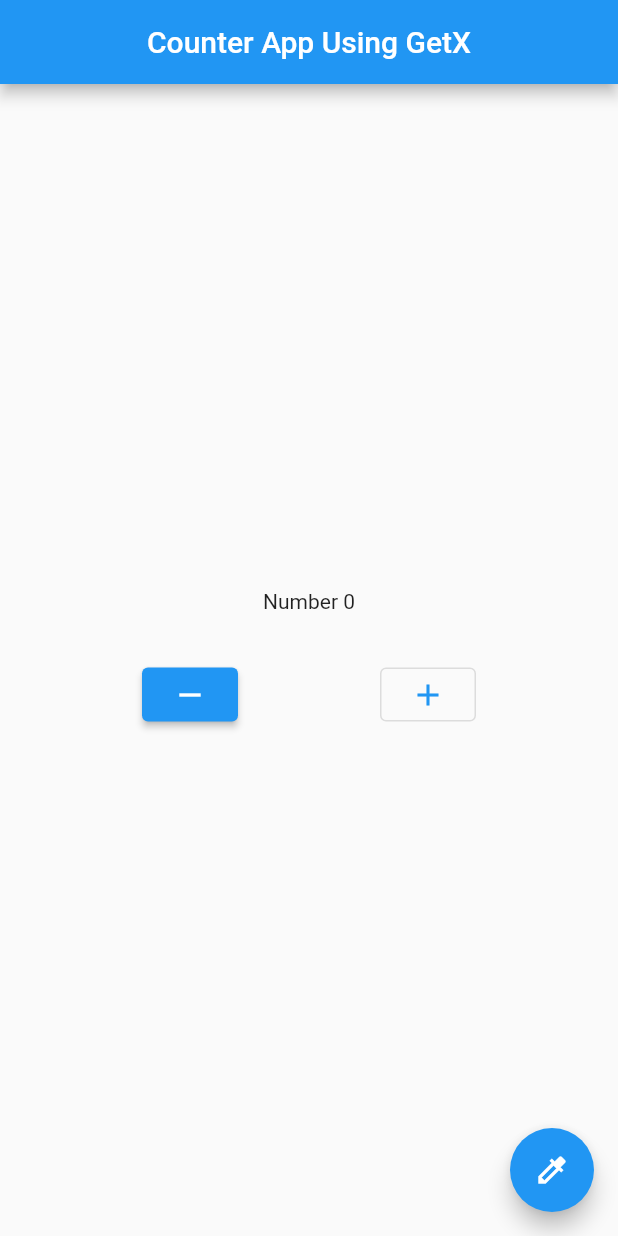
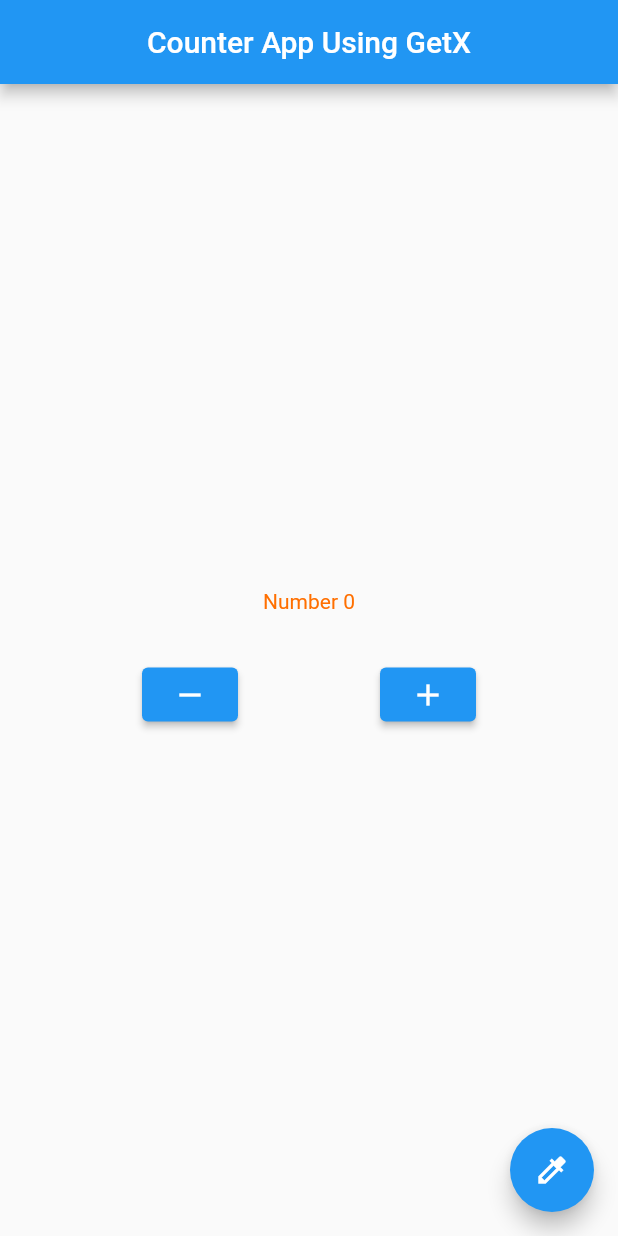
Before and after one commit to HanifanHI/counter-app-using-GetX, a Flutter app: the screen it shows after launch, on a phone screen of 412 x 824 dp. Run offline on Flutter 3.47's test engine with Material 2 defaults, Android fonts, the phone set to English and light mode, and no system bars; our stand-ins replace get.

Commit message:
Menambahkan style pada text dan mengubah button add

```diff
--- a/lib/pages/home_page.dart
+++ b/lib/pages/home_page.dart
@@ -17,7 +17,10 @@
         mainAxisAlignment: MainAxisAlignment.center,
         children: [
           Obx(
-            () => Text('Number ${controller.counter}'),
+            () => Text(
+              'Number ${controller.counter}',
+              style: TextStyle(color: Colors.amber[900]),
+            ),
           ),
           const SizedBox(
             height: 30,
@@ -31,7 +34,7 @@
                   Icons.remove,
                 ),
               ),
-              OutlinedButton(
+              ElevatedButton(
                 onPressed: () => controller.increment(),
                 child: const Icon(
                   Icons.add,
```
